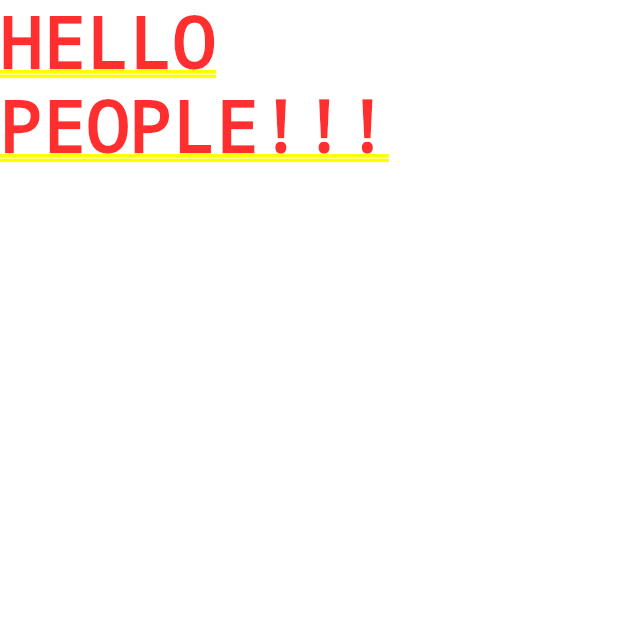
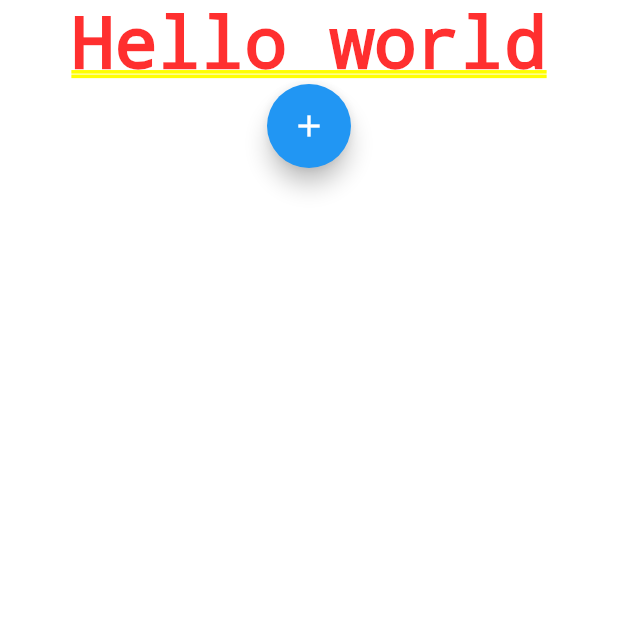
Before and after one commit to sasindaran/flutter_basics, a Flutter app: the screen it shows after launch, on a phone screen of 412 x 824 dp, the top half of it. Run offline on Flutter 3.47's test engine with Material 2 defaults, Android fonts, the phone set to English and light mode, and no system bars.

Commit message:
button to change content
using a add button to change content hello world to hi friends

```diff
--- a/basics/lib/main.dart
+++ b/basics/lib/main.dart
@@ -4,13 +4,34 @@ void main() {
   runApp(MyApp());
 }
 
-class MyApp extends StatelessWidget {
+class MyApp extends StatefulWidget {
   const MyApp({super.key});
 
   @override
+  State<MyApp> createState() => _MyAppState();
+}
+
+class _MyAppState extends State<MyApp> {
+  String s = "Hello world";
+
+  void clickme() {
+    setState(() {
+      s = "HI!!! Friends";
+    });
+  }
+
+  @override
   Widget build(BuildContext context) {
-    return const MaterialApp(
-      home: Text("HELLO PEOPLE!!!"),
+    return MaterialApp(
+      home: Column(
+        children: <Widget>[
+          Text(s),
+          FloatingActionButton(
+            child: Icon(Icons.add),
+            onPressed: clickme,
+          )
+        ],
+      ),
     );
   }
 }
```
